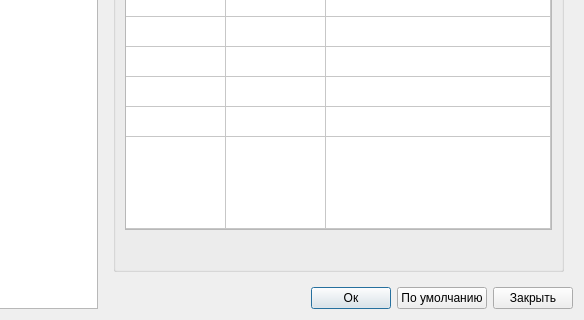
Before: the Qt Designer form ui/preferences.ui in ipse666/cueplayer, drawn with Qt 5; both pictures show x 101 to 685 and y 141 to 461 of the 685 by 461 pixel window.
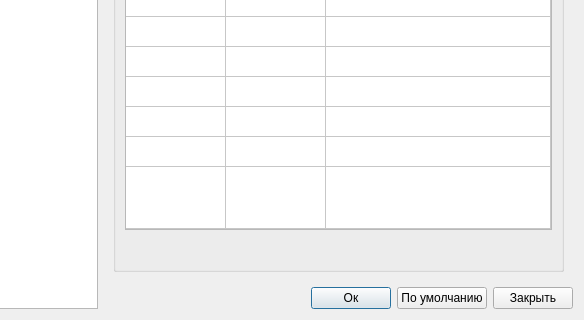
After: the same form once the commit is applied. The open tabs and pages were chosen to show the change. Icons and pictures are not drawn.

Commit message: Добавлена поддержка формата MOD

Patch:
```diff
--- a/ui/preferences.ui
+++ b/ui/preferences.ui
@@ -309,6 +309,11 @@
               <string>mpc</string>
              </property>
             </row>
+            <row>
+             <property name="text">
+              <string>mod</string>
+             </property>
+            </row>
             <column>
              <property name="text">
               <string>Найден</string>
@@ -525,6 +530,24 @@
               <set>AlignHCenter|AlignVCenter|AlignCenter</set>
              </property>
             </item>
+            <item row="8" column="0">
+             <property name="text">
+              <string/>
+             </property>
+             <property name="textAlignment">
+              <set>AlignHCenter|AlignVCenter|AlignCenter</set>
+             </property>
+            </item>
+            <item row="8" column="1">
+             <property name="textAlignment">
+              <set>AlignHCenter|AlignVCenter|AlignCenter</set>
+             </property>
+            </item>
+            <item row="8" column="2">
+             <property name="textAlignment">
+              <set>AlignHCenter|AlignVCenter|AlignCenter</set>
+             </property>
+            </item>
            </widget>
           </item>
           <item row="1" column="0">
```
Left out of the diff: 4 changed lines with no effect on the pictures. The commit also changes 2 other files.
